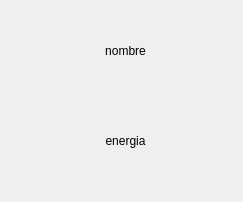
First picture: the form in cartawidget.ui, repository gaabi-26/tp1-poo-juego, before the edit.
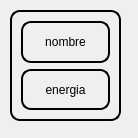
Second picture: the form after the edit.

Commit message: Mejorar interfaz grafica de CartaWidget y minima funcionalidad

```diff
--- a/cartawidget.ui
+++ b/cartawidget.ui
@@ -6,22 +6,47 @@
    <rect>
     <x>0</x>
     <y>0</y>
-    <width>243</width>
-    <height>202</height>
+    <width>138</width>
+    <height>138</height>
    </rect>
   </property>
   <property name="windowTitle">
    <string>Form</string>
   </property>
+  <property name="styleSheet">
+   <string notr="true">QFrame
+{
+    background-color: transparent;
+    border: 2px solid black;
+    border-radius: 10px;
+}
+
+QFrame:hover
+{
+    border: 3px solid #2E86DE;
+}</string>
+  </property>
+  <widget class="QFrame" name="frame">
+   <property name="geometry">
+    <rect>
+     <x>10</x>
+     <y>10</y>
+     <width>111</width>
+     <height>111</height>
+    </rect>
+   </property>
+   <property name="styleSheet">
+    <string notr="true"/>
+   </property>
+   <property name="frameShape">
+    <enum>QFrame::Shape::StyledPanel</enum>
+   </property>
+   <property name="frameShadow">
+    <enum>QFrame::Shadow::Raised</enum>
+   </property>
+   <layout class="QVBoxLayout" name="verticalLayout">
+    <item>
   <widget class="QLabel" name="nombreTipo">
-   <property name="geometry">
-    <rect>
-     <x>80</x>
-     <y>30</y>
-     <width>91</width>
-     <height>41</height>
-    </rect>
-   </property>
    <property name="text">
     <string>nombre</string>
    </property>
@@ -35,15 +60,9 @@
     <bool>false</bool>
    </property>
   </widget>
+    </item>
+    <item>
   <widget class="QLabel" name="cantidadEnergia">
-   <property name="geometry">
-    <rect>
-     <x>80</x>
-     <y>120</y>
-     <width>91</width>
-     <height>41</height>
-    </rect>
-   </property>
    <property name="autoFillBackground">
     <bool>false</bool>
    </property>
@@ -59,6 +78,9 @@
    <property name="wordWrap">
     <bool>false</bool>
    </property>
+     </widget>
+    </item>
+   </layout>
   </widget>
  </widget>
  <resources/>
```
Lines whose indentation alone changed are shown as unchanged. The commit also changes 5 other files.
